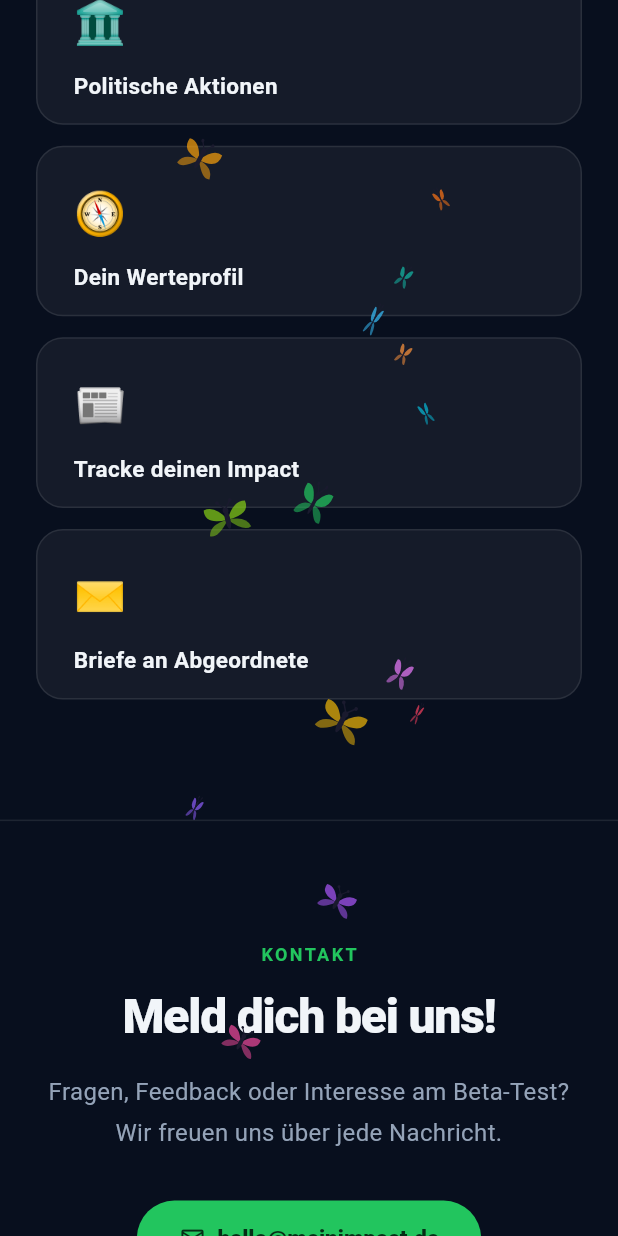
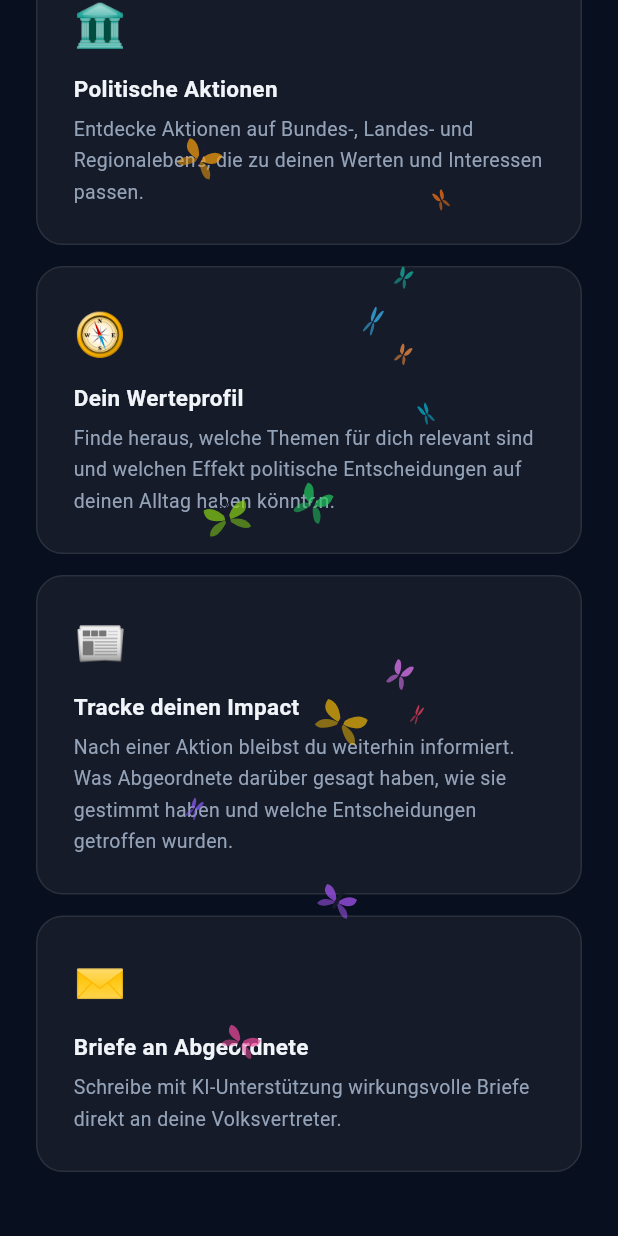
Before and after one commit to Emmiwinks/MeinImpact, a Flutter app: the screen it shows after launch, scrolled down 1152 dp, on a phone screen of 412 x 824 dp. Run offline on Flutter 3.47's test engine with Material 3 defaults, Android fonts, the light colour scheme and no system bars; our stand-ins replace flutter_secure_storage; accounts and stored records are empty; generated files the repository leaves out were written again; network calls fail.

Commit message:
updated content for landing page

```diff
--- a/app/lib/src/features/landing/landing_screen.dart
+++ b/app/lib/src/features/landing/landing_screen.dart
@@ -52,15 +52,23 @@ class _LandingScreenState extends State<LandingScreen> {
       body: Stack(
         children: [
           SingleChildScrollView(
+            child: Align(
+              alignment: Alignment.topCenter,
+              child: ConstrainedBox(
+                // Cap content width so it doesn't stretch on wide monitors.
+                constraints: const BoxConstraints(maxWidth: 1100),
                 child: Column(
                   crossAxisAlignment: CrossAxisAlignment.stretch,
                   children: [
                     const _Nav(),
                     _Hero(megaphoneKey: _megaphoneKey),
                     const _Features(),
+                    const _Beta(),
                     const _Contact(),
                     const _Footer(),
                   ],
+                ),
+              ),
             ),
           ),
           Positioned.fill(
@@ -234,19 +242,22 @@ class _Features extends StatelessWidget {
       icon: '🏛️',
       title: 'Politische Aktionen',
       body: 'Entdecke Aktionen auf Bundes-, Landes- und Regionalebene, '
-          'die zu deinen Werten passen.',
+          'die zu deinen Werten und Interessen passen.',
     ),
     (
       icon: '🧭',
       title: 'Dein Werteprofil',
-      body: 'Finde heraus, welche Themen relevant sind und welchen Effekt '
-          'politische Entscheidungen auf deinen Alltag haben.',
+      body:
+          'Finde heraus, welche Themen für dich relevant sind und welchen Effekt '
+          'politische Entscheidungen auf deinen Alltag haben könnten.',
     ),
     (
       icon: '📰',
       title: 'Tracke deinen Impact',
-      body: 'Nach einer Aktion bleibst du informiert — wie Abgeordnete '
-          'gestimmt haben und was entschieden wurde.',
+      body:
+          'Nach einer Aktion bleibst du weiterhin informiert. Was Abgeordnete '
+          'darüber gesagt haben, wie sie gestimmt haben und welche Entscheidungen '
+          'getroffen wurden.',
     ),
     (
       icon: '✉️',
@@ -268,12 +279,12 @@ class _Features extends StatelessWidget {
         crossAxisAlignment: CrossAxisAlignment.start,
         children: [
           const Text(
-            'WAS DICH ERWARTET',
+            'Was dich erwartet',
             style: TextStyle(
               color: _green,
-              fontSize: 12,
+              fontSize: 13,
               fontWeight: FontWeight.w700,
-              letterSpacing: 1.6,
+              letterSpacing: 0.2,
             ),
           ),
           const SizedBox(height: 10),
@@ -289,24 +300,36 @@ class _Features extends StatelessWidget {
           ),
           const SizedBox(height: 14),
           const Text(
-            'MeinImpact verbindet dich mit politischen Aktionen, die zu deinen Werten passen. '
-            'Dein wöchentlicher Beitrag zur Demokratie in drei Minuten.',
+            'MeinImpact verbindet dich mit politischen Aktionen, die zu deinen Werten passen '
+            'und dir wichtig sind. Dein wöchentlicher Beitrag zur Demokratie in drei Minuten.',
             style: TextStyle(color: _sub, fontSize: 16, height: 1.72),
           ),
           const SizedBox(height: 40),
-          GridView.count(
-            crossAxisCount: w < 600 ? 1 : 2,
-            shrinkWrap: true,
-            physics: const NeverScrollableScrollPhysics(),
-            mainAxisSpacing: 14,
-            crossAxisSpacing: 14,
-            childAspectRatio: w < 600 ? 3.2 : 1.6,
+          LayoutBuilder(
+            builder: (context, constraints) {
+              final cols = constraints.maxWidth > 860
+                  ? 4
+                  : constraints.maxWidth > 500
+                      ? 2
+                      : 1;
+              final cardW = (constraints.maxWidth - (cols - 1) * 14) / cols;
+              return Wrap(
+                spacing: 14,
+                runSpacing: 14,
                 children: _cards
                     .map(
-                  (c) =>
-                      _FeatureCard(icon: c.icon, title: c.title, body: c.body),
+                      (c) => SizedBox(
+                        width: cardW,
+                        child: _FeatureCard(
+                          icon: c.icon,
+                          title: c.title,
+                          body: c.body,
+                        ),
+                      ),
                     )
                     .toList(),
+              );
+            },
           ),
         ],
       ),
@@ -348,12 +371,61 @@ class _FeatureCard extends StatelessWidget {
             ),
           ),
           const SizedBox(height: 6),
-          Expanded(
-            child: Text(
+          Text(
             body,
             style: const TextStyle(color: _sub, fontSize: 13, height: 1.6),
-              overflow: TextOverflow.fade,
           ),
+        ],
+      ),
+    );
+  }
+}
+
+// ── Beta ──────────────────────────────────────────────────────────────────────
+
+class _Beta extends StatelessWidget {
+  const _Beta();
+
+  @override
+  Widget build(BuildContext context) {
+    final w = MediaQuery.sizeOf(context).width;
+    return Container(
+      padding: EdgeInsets.symmetric(
+        horizontal: w < 600 ? 24 : 48,
+        vertical: 80,
+      ),
+      decoration: const BoxDecoration(
+        border: Border(top: BorderSide(color: _border)),
+      ),
+      child: const Column(
+        children: [
+          Text(
+            'Der frühe Vogel',
+            style: TextStyle(
+              color: _green,
+              fontSize: 13,
+              fontWeight: FontWeight.w700,
+              letterSpacing: 0.2,
+            ),
+          ),
+          SizedBox(height: 10),
+          Text(
+            'Beta-Tester:innen\nwerden.',
+            textAlign: TextAlign.center,
+            style: TextStyle(
+              color: _text,
+              fontSize: 36,
+              fontWeight: FontWeight.w800,
+              height: 1.12,
+              letterSpacing: -1,
+            ),
+          ),
+          SizedBox(height: 14),
+          Text(
+            'Wir suchen engagierte Menschen, die MeinImpact als Erste ausprobieren '
+            'und aktiv mitgestalten wollen.',
+            textAlign: TextAlign.center,
+            style: TextStyle(color: _sub, fontSize: 16, height: 1.72),
           ),
         ],
       ),
@@ -380,12 +452,12 @@ class _Contact extends StatelessWidget {
       child: Column(
         children: [
           const Text(
-            'KONTAKT',
+            'Kontakt',
             style: TextStyle(
               color: _green,
-              fontSize: 12,
+              fontSize: 13,
               fontWeight: FontWeight.w700,
-              letterSpacing: 1.6,
+              letterSpacing: 0.2,
             ),
           ),
           const SizedBox(height: 10),
```
Also changed, not shown: 2 other files. Lines whose indentation alone changed are shown as unchanged.
